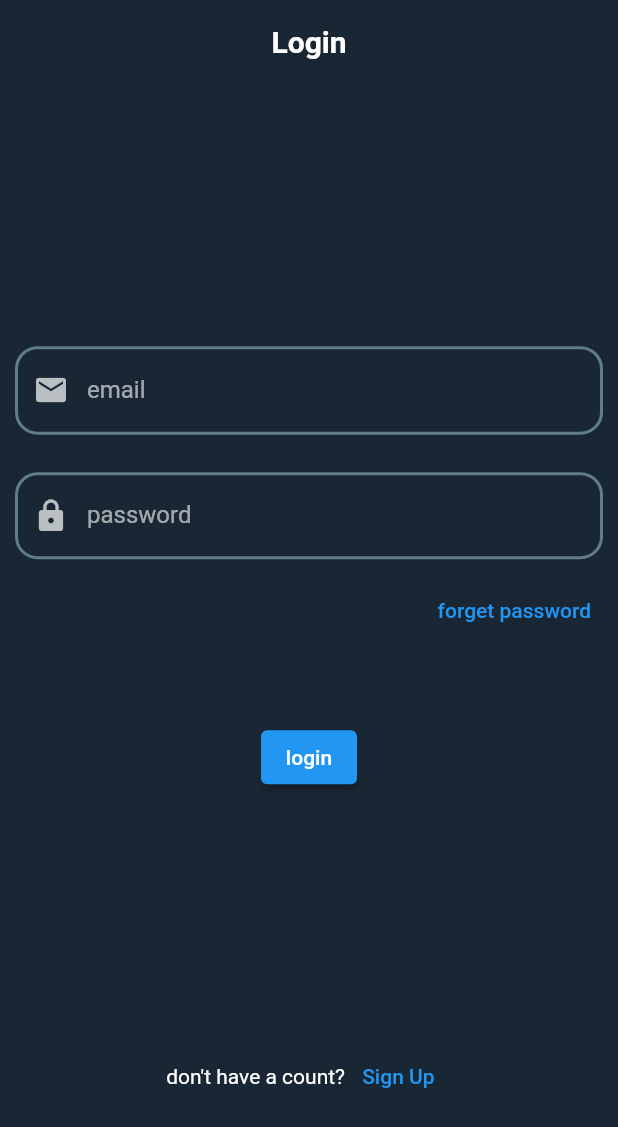
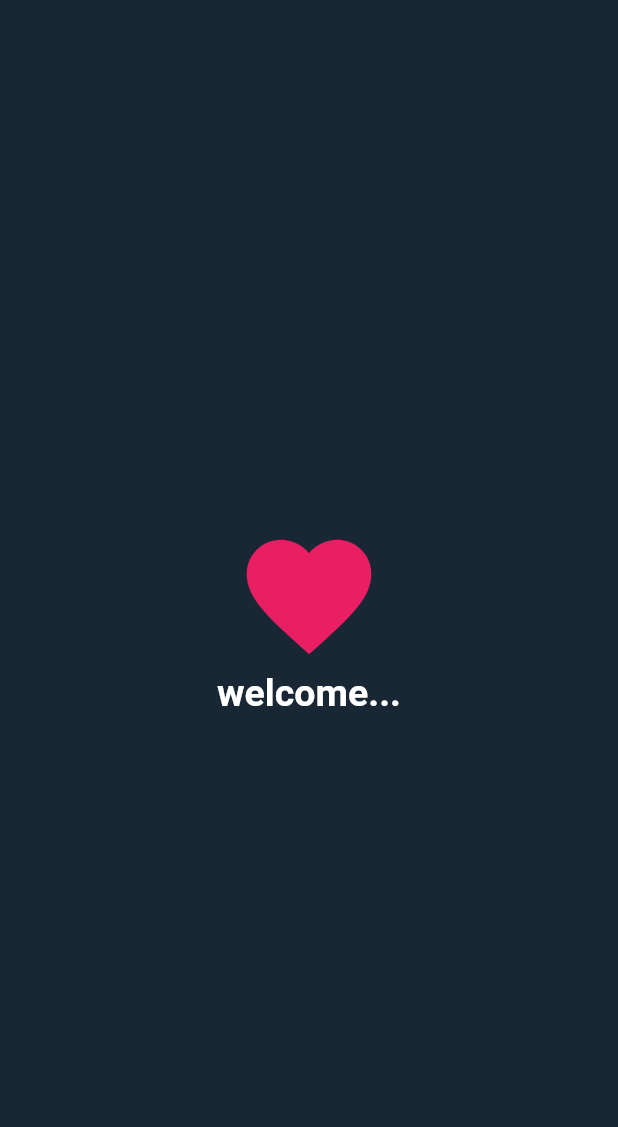
Before and after one commit to EslamFares/signin_signup_FireBase_api, a Flutter app: the first screen one second after launch, on a phone screen of 412 x 824 dp. Shown: the top 1127 px of the screen. Run offline on Flutter 3.47's test engine with Material 2 defaults, Android fonts, the phone set to English and light mode, and no system bars; our stand-ins replace bloc, dio, flutter_bloc, shared_preferences; accounts and stored records are empty.

```diff
--- a/lib/cubit/home_state.dart
+++ b/lib/cubit/home_state.dart
@@ -3,6 +3,7 @@ abstract class HomeStates {}
 class HomeInitialState extends HomeStates {}
 
 class LoadLoginState extends HomeStates {}
+
 class LoadSignUpState extends HomeStates {}
 
 class UserLoginDataComeState extends HomeStates {}
@@ -12,3 +13,5 @@ class HideLoginPassState extends HomeStates {}
 class UserSignUpDataComeState extends HomeStates {}
 
 class HideSignUpPassState extends HomeStates {}
+
+class GetDataPrefState extends HomeStates {}
--- a/lib/main.dart
+++ b/lib/main.dart
@@ -3,9 +3,9 @@ import 'package:flutter_bloc/flutter_bloc.dart';
 import 'package:signin_fb_api/cubit/home_cubit.dart';
 import 'package:signin_fb_api/cubit/home_state.dart';
 import 'package:signin_fb_api/shared/dio_helper.dart';
+import 'package:signin_fb_api/view/splash/splash.dart';
 import 'shared/bloc_observer.dart';
 import 'shared/dark_theme.dart';
-import 'view/login_view.dart';
 
 void main() {
   // WidgetsFlutterBinding.ensureInitialized();
@@ -24,11 +24,11 @@ class MyApp extends StatelessWidget {
       child: BlocConsumer<HomeCubit, HomeStates>(
         listener: (context, state) {},
         builder: (context, state) => MaterialApp(
-          title: 'Flutter Demo',
-          debugShowCheckedModeBanner: false,
-          theme: darkTheme(), // ThemeData(primarySwatch: Colors.blue),
-          home: LoginView(),
-        ),
+            title: 'Flutter Demo',
+            debugShowCheckedModeBanner: false,
+            theme: darkTheme(), // ThemeData(primarySwatch: Colors.blue),
+            home: SplashView() //LoginView(),
+            ),
       ),
     );
   }
--- a/lib/view/login_view.dart
+++ b/lib/view/login_view.dart
@@ -71,7 +71,8 @@ class LoginView extends StatelessWidget {
                     SizedBox(height: 25),
                     //Pass TextFoem Field
                     TextFormField(
-                        controller: HomeCubit.get(context).passwordLoginController,
+                        controller:
+                            HomeCubit.get(context).passwordLoginController,
                         obscureText: HomeCubit.get(context).hidePass,
                         validator: (value) {
                           if (value.toString().isEmpty) {
@@ -128,7 +129,10 @@ class LoginView extends StatelessWidget {
                           ? Center(child: CircularProgressIndicator())
                           : ElevatedButton(
                               onPressed: () {
-        if (HomeCubit.get(context).loginFormKey.currentState!.validate()) {
+                                if (HomeCubit.get(context)
+                                    .loginFormKey
+                                    .currentState!
+                                    .validate()) {
                                   HomeCubit.get(context).login(context);
                                 }
                               },
@@ -149,10 +153,6 @@ class LoginView extends StatelessWidget {
 }
 
 class SignUpButton extends StatelessWidget {
-  const SignUpButton({
-    Key? key,
-  }) : super(key: key);
-
   @override
   Widget build(BuildContext context) {
     return Row(
@@ -173,7 +173,6 @@ class SignUpButton extends StatelessWidget {
   }
 }
 
-
 class ForgetPasswordButton extends StatelessWidget {
   const ForgetPasswordButton({
     Key? key,
--- /dev/null
+++ b/lib/view/splash/splash.dart
@@ -0,0 +1,63 @@
+import 'dart:async';
+
+import 'package:flutter/material.dart';
+import 'package:shared_preferences/shared_preferences.dart';
+import 'package:signin_fb_api/cubit/home_cubit.dart';
+import 'package:signin_fb_api/view/home/home_view.dart';
+import 'package:signin_fb_api/view/login_view.dart';
+
+class SplashView extends StatefulWidget {
+  const SplashView({Key? key}) : super(key: key);
+
+  @override
+  _SplashViewState createState() => _SplashViewState();
+}
+
+class _SplashViewState extends State<SplashView> {
+  SharedPreferences? preferences;
+  @override
+  void initState() {
+    super.initState();
+    initializePreference().whenComplete(() {});
+  }
+
+  Future<void> initializePreference() async {
+    this.preferences = await SharedPreferences.getInstance();
+    bool _login = this.preferences!.getString('email') != null ? true : false;
+    Timer(Duration(seconds: 2), () {
+      print('login ==> $_login email :${this.preferences!.getString('email')}');
+      Navigator.pushReplacement(
+          context,
+          MaterialPageRoute(
+              builder: (context) => _login ? HomeView() : LoginView()));
+      _login
+          ? HomeCubit.get(context).getUserData()
+          : print('dont get shared data');
+    });
+  }
+
+  @override
+  Widget build(BuildContext context) {
+    return Scaffold(
+      body: Center(
+          child: Column(
+        mainAxisAlignment: MainAxisAlignment.center,
+        crossAxisAlignment: CrossAxisAlignment.center,
+        children: [
+          Icon(
+            Icons.favorite,
+            size: 100,
+            color: Colors.pink,
+          ),
+          Text(
+            'welcome...',
+            style: TextStyle(
+              fontSize: 25,
+              fontWeight: FontWeight.bold,
+            ),
+          ),
+        ],
+      )),
+    );
+  }
+}
--- a/pubspec.yaml
+++ b/pubspec.yaml
@@ -31,6 +31,7 @@ dependencies:
   flutter_bloc: ^7.1.0
   bloc: ^7.0.0
   dio: ^4.0.0
+  shared_preferences: ^2.0.6
 
 
 dev_dependencies:
```
Also changed, not shown: lib/cubit/home_cubit.dart (+62 -26 lines), lib/shared/dio_helper.dart (+10 -3 lines), lib/view/home/home_view.dart (+5 -2 lines), pubspec.lock. Lines whose indentation alone changed are shown as unchanged.
